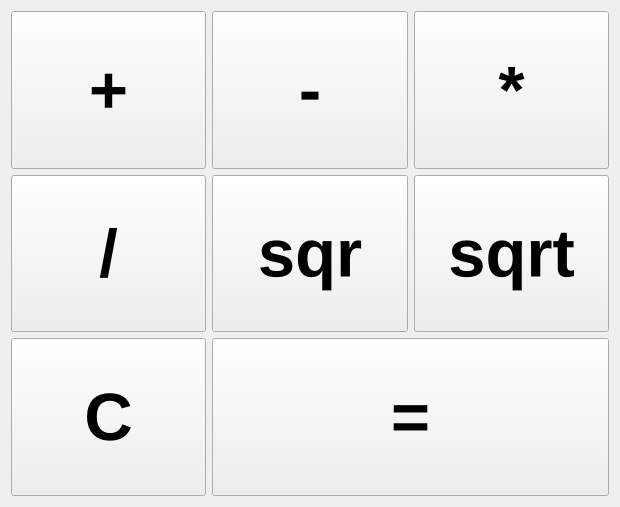
artrey/qt-calculator, file basic_calculator.ui: the form before one commit.
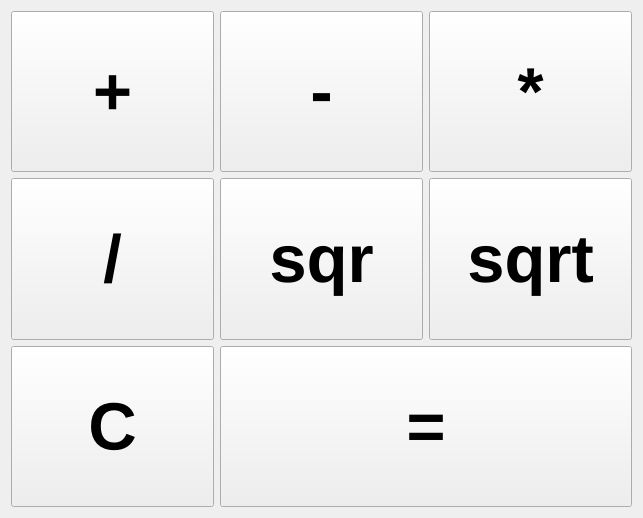
The form after the commit.

The edit to the form file:
```diff
--- a/basic_calculator.ui
+++ b/basic_calculator.ui
@@ -6,8 +6,8 @@
    <rect>
     <x>0</x>
     <y>0</y>
-    <width>620</width>
-    <height>507</height>
+    <width>643</width>
+    <height>518</height>
    </rect>
   </property>
   <property name="windowTitle">
```
